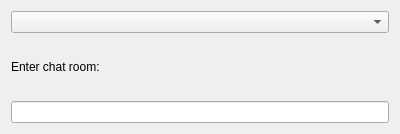
Above: dialogs/join-chat-room-dialog.ui from KDE/ktp-contact-list before the change. Below: the same form after it.
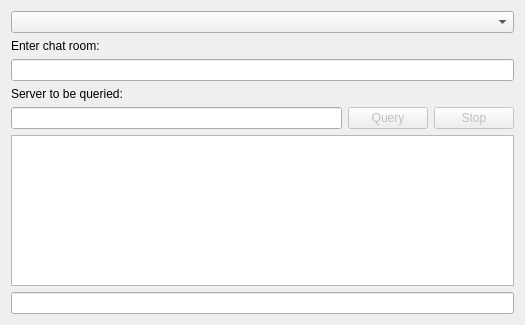
That is the form after the change. Custom widgets are drawn as their Qt base class.

Commit message:
Add support for showing available rooms in join chat room dialog
This adds support for showing available rooms. You can query the default
server of the selected account or specify a server yourself.
The list shows if the room is password protected, how many persons are
there, the name and the description.

```diff
--- a/dialogs/join-chat-room-dialog.ui
+++ b/dialogs/join-chat-room-dialog.ui
@@ -6,10 +6,19 @@
    <rect>
     <x>0</x>
     <y>0</y>
-    <width>400</width>
-    <height>134</height>
+    <width>525</width>
+    <height>325</height>
    </rect>
   </property>
+  <property name="minimumSize">
+   <size>
+    <width>525</width>
+    <height>0</height>
+   </size>
+  </property>
+  <property name="windowTitle">
+   <string>Join Chatroom</string>
+  </property>
   <layout class="QVBoxLayout" name="verticalLayout">
    <item>
     <widget class="KComboBox" name="comboBox"/>
@@ -24,6 +33,82 @@
    <item>
     <widget class="KLineEdit" name="lineEdit"/>
    </item>
+   <item>
+    <widget class="QLabel" name="serverLabel">
+     <property name="text">
+      <string>Server to be queried:</string>
+     </property>
+    </widget>
+   </item>
+   <item>
+    <layout class="QHBoxLayout" name="horizontalLayout">
+     <item>
+      <widget class="KLineEdit" name="serverLineEdit">
+       <property name="placeholderText">
+        <string/>
+       </property>
+       <property name="clickMessage">
+        <string>Leave blank for the selected account's default server</string>
+       </property>
+       <property name="showClearButton" stdset="0">
+        <bool>true</bool>
+       </property>
+      </widget>
+     </item>
+     <item>
+      <widget class="QPushButton" name="queryPushButton">
+       <property name="enabled">
+        <bool>false</bool>
+       </property>
+       <property name="text">
+        <string>Query</string>
+       </property>
+      </widget>
+     </item>
+     <item>
+      <widget class="QPushButton" name="stopPushButton">
+       <property name="enabled">
+        <bool>false</bool>
+       </property>
+       <property name="text">
+        <string>Stop</string>
+       </property>
+      </widget>
+     </item>
+    </layout>
+   </item>
+   <item>
+    <widget class="QTreeView" name="treeView">
+     <property name="alternatingRowColors">
+      <bool>true</bool>
+     </property>
+     <property name="selectionMode">
+      <enum>QAbstractItemView::ExtendedSelection</enum>
+     </property>
+     <property name="rootIsDecorated">
+      <bool>false</bool>
+     </property>
+     <property name="uniformRowHeights">
+      <bool>true</bool>
+     </property>
+     <property name="allColumnsShowFocus">
+      <bool>true</bool>
+     </property>
+    </widget>
+   </item>
+   <item>
+    <widget class="KLineEdit" name="filterBar">
+     <property name="placeholderText">
+      <string/>
+     </property>
+     <property name="clickMessage">
+      <string>Search rooms</string>
+     </property>
+     <property name="showClearButton" stdset="0">
+      <bool>true</bool>
+     </property>
+    </widget>
+   </item>
   </layout>
  </widget>
  <customwidgets>
```
The commit also changes 5 other files.
